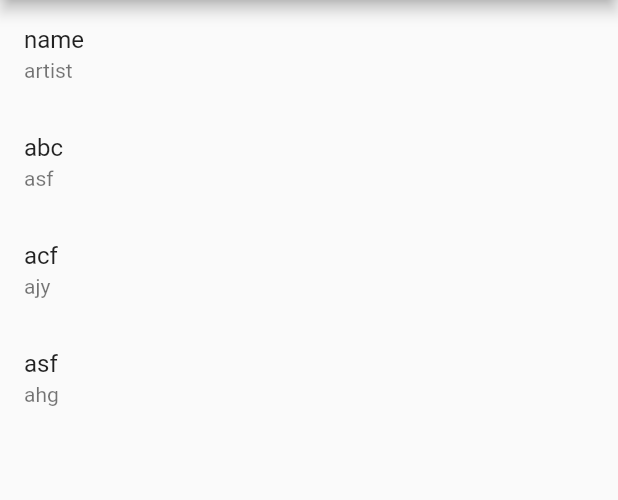
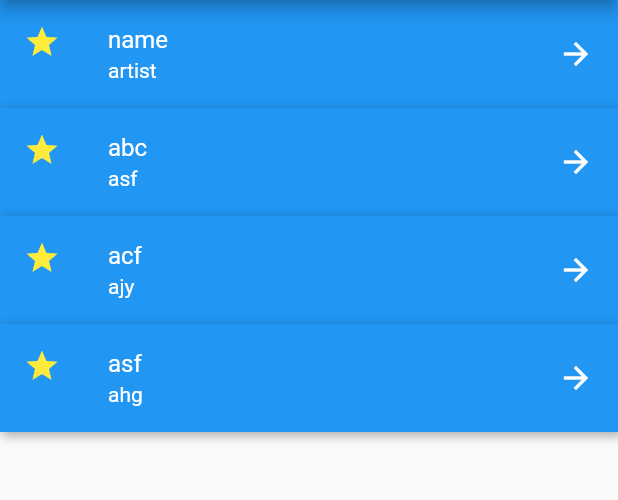
Before and after one commit to Vijay-Anantham/Xoundbucket, a Flutter app: the screen it shows after launch, on a phone screen of 412 x 824 dp, the part 84-584 px from its top. Run offline on Flutter 3.47's test engine with Material 2 defaults, Android fonts, the phone set to English and light mode, and no system bars; missing offline and left inert: mongo_dart.

Commit message:
updated ui looks, modularised ui widgets

```diff
--- a/lib/domain/domain.dart
+++ b/lib/domain/domain.dart
@@ -1,8 +1,11 @@
-class Songs{
+class Songs {
   late String name;
   late String artist;
   late String album;
 
   Songs(this.name, this.artist, this.album);
+}
 
+class user {
+  late String name;
 }
--- a/lib/main.dart
+++ b/lib/main.dart
@@ -1,9 +1,10 @@
 import 'dart:math';
 
 import 'package:flutter/material.dart';
-import 'services/dbfetch.dart';
+import 'package:xoundbucket/widgets/songlistingtile.dart';
 import 'db/Testdb.dart';
 import 'package:xoundbucket/domain/domain.dart';
+import 'package:flutter/widgets.dart';
 
 void main() {
   runApp(MaterialApp(
@@ -15,6 +16,7 @@
 }
 
 Future<List<Songs>> getsongs() async {
+  //TODO: Currently using JSON database for data fetching Update it to Mongodb atlas
   final database = JsonDatabase();
   database.insert({"id": 1, "songs": Songs("abc", "asf", "asg")});
   database.insert({"id": 2, "songs": Songs("acf", "ajy", "ahng")});
@@ -24,6 +26,8 @@
   for (var entry in deresult) {
     resultSongs.add(entry['songs']);
   }
+  //TODO: How await and async works !?
+
   await Future.delayed(Duration(seconds: 1));
   return resultSongs;
 }
@@ -34,6 +38,7 @@
 }
 
 class _SongListState extends State<SongList> {
+  //TODO: The UI is pretty dumb make a better UI
   @override
   Widget build(BuildContext context) {
     return FutureBuilder<List<Songs>>(
@@ -60,9 +65,9 @@
           return ListView.builder(
             itemCount: (songs != null) ? songs.length : 0,
             itemBuilder: (context, index) {
-              return ListTile(
-                title: Text(songs[index].name),
-                subtitle: Text(songs[index].artist),
+              return songListTile(
+                title: songs[index].name,
+                subtitle: songs[index].artist,
               );
             },
           );
--- /dev/null
+++ b/lib/widgets/songlistingtile.dart
@@ -0,0 +1,43 @@
+import 'package:flutter/material.dart';
+
+class songListTile extends StatelessWidget {
+  final String title;
+  final String subtitle;
+
+  songListTile({
+    required this.title,
+    required this.subtitle,
+  });
+
+  @override
+  Widget build(BuildContext context) {
+    return Container(
+      decoration: BoxDecoration(
+        color: Colors.blue,
+        boxShadow: [
+          BoxShadow(
+            color: Colors.black.withOpacity(0.3),
+            offset: Offset(2, 2),
+            blurRadius: 5,
+            spreadRadius: 1,
+          ),
+        ],
+      ),
+      child: ListTile(
+        title: Text(
+          title,
+          style: TextStyle(color: Colors.white),
+        ),
+        leading: Icon(Icons.star, color: Colors.yellow),
+        subtitle: Text(
+          subtitle,
+          style: TextStyle(color: Colors.white),
+        ),
+        trailing: Icon(Icons.arrow_forward, color: Colors.white),
+        onTap: () {
+          // Handle tap
+        },
+      ),
+    );
+  }
+}
```
Also changed, not shown: 1 other file.
